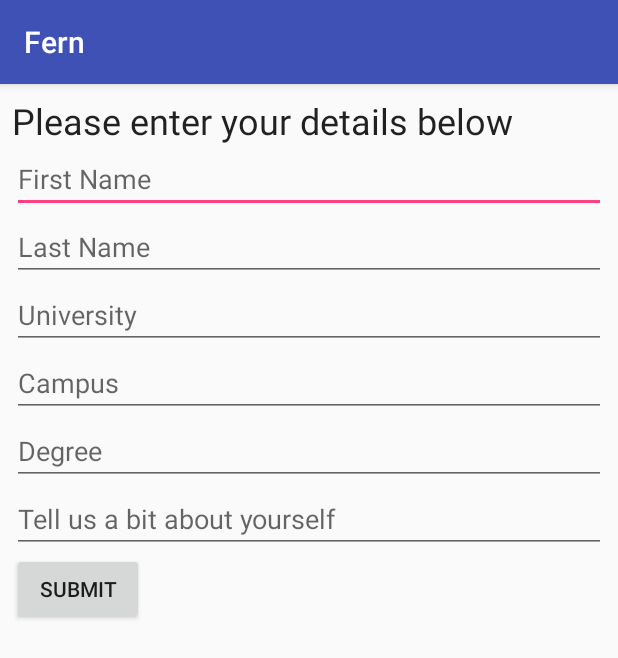
After one commit to sk0g/Fern, an Android app: the CreateProfileActivity screen opened directly, with no data from a screen before it, on a phone screen of 412 x 824 dp. The commit adds this screen. Shown: the top 658 px of the screen. Run offline under Robolectric (Android 15) with nearby library versions, the phone set to English and light mode, and no system bars.

Commit message:
Preliminary work on creating profile

```diff
--- a/app/src/main/AndroidManifest.xml
+++ b/app/src/main/AndroidManifest.xml
@@ -25,6 +25,7 @@
             android:value="@string/google_maps_key" />
 
         <activity android:name=".ProfileActivity" />
+        <activity android:name=".CreateProfileActivity"></activity>
     </application>
 
 </manifest>
--- /dev/null
+++ b/app/src/main/java/com/ymir/fern_app/CreateProfileActivity.kt
@@ -0,0 +1,50 @@
+package com.ymir.fern_app
+
+import android.support.v7.app.AppCompatActivity
+import android.os.Bundle
+import android.view.View
+import android.widget.Button
+import android.widget.EditText
+import com.ymir.fern_app.ActivitySwitcher.switchToProfile
+
+class CreateProfileActivity : AppCompatActivity() {
+
+    private lateinit var mFirstName: EditText
+    private lateinit var mLastName: EditText
+    private lateinit var mUniversity: EditText
+    private lateinit var mCampus: EditText
+    private lateinit var mDegree: EditText
+    private lateinit var mBio: EditText
+    private lateinit var mSubmitButton: Button
+
+    override fun onCreate(savedInstanceState: Bundle?) {
+        super.onCreate(savedInstanceState)
+        setContentView(R.layout.activity_create_profile)
+
+        mFirstName = findViewById(R.id.create_profile_first_name)
+        mLastName = findViewById(R.id.create_profile_last_name)
+        mUniversity = findViewById(R.id.create_profile_university)
+        mCampus = findViewById(R.id.create_profile_campus)
+        mDegree = findViewById(R.id.create_profile_degree)
+        mBio = findViewById(R.id.create_profile_bio)
+
+
+        mSubmitButton = findViewById(R.id.create_profile_submit_button)
+        mSubmitButton.setOnClickListener { view ->
+            submitData(view)
+        }
+    }
+
+    fun submitData(view: View) {
+        val person: Person = Person.getInstance()
+
+        person.firstName = mFirstName.text.toString()
+        person.secondName = mLastName.text.toString()
+        person.university = mUniversity.text.toString()
+        person.campus = mCampus.text.toString()
+        person.degree = mDegree.text.toString()
+        person.bio = mBio.text.toString()
+
+        switchToProfile(applicationContext, view)
+    }
+}
--- a/app/src/main/java/com/ymir/fern_app/Person.java
+++ b/app/src/main/java/com/ymir/fern_app/Person.java
@@ -12,7 +12,6 @@ public class Person {
     private String bio;
     private double longitude;
     private double latitude;
-
 
 
     public int getPersonId() {
@@ -86,4 +85,10 @@ public class Person {
     public void setLatitude(double latitude) {
         this.latitude = latitude;
     }
+
+    private static final Person holder = new Person();
+
+    public static Person getInstance() {
+        return holder;
+    }
 }
--- /dev/null
+++ b/app/src/main/res/layout/activity_create_profile.xml
@@ -0,0 +1,64 @@
+<?xml version="1.0" encoding="utf-8"?>
+<LinearLayout xmlns:android="http://schemas.android.com/apk/res/android"
+    xmlns:app="http://schemas.android.com/apk/res-auto"
+    xmlns:tools="http://schemas.android.com/tools"
+    android:layout_width="match_parent"
+    android:layout_height="match_parent"
+    android:layout_margin="8dp"
+    tools:context=".CreateProfileActivity"
+    android:orientation="vertical">
+
+    <TextView
+        android:layout_width="match_parent"
+        android:layout_height="wrap_content"
+        style="@style/Base.TextAppearance.AppCompat.Headline"
+        android:text="@string/enter_details_prompt"/>
+
+    <EditText
+        android:id="@+id/create_profile_first_name"
+        android:layout_width="match_parent"
+        android:layout_height="wrap_content"
+        android:hint="@string/first_name"
+        android:inputType="textPersonName"/>
+
+    <EditText
+        android:id="@+id/create_profile_last_name"
+        android:layout_width="match_parent"
+        android:layout_height="wrap_content"
+        android:hint="@string/last_name"
+        android:inputType="textPersonName"/>
+
+    <EditText
+        android:id="@+id/create_profile_university"
+        android:layout_width="match_parent"
+        android:layout_height="wrap_content"
+        android:hint="@string/university"
+        android:inputType="text"/>
+
+    <EditText
+        android:id="@+id/create_profile_campus"
+        android:layout_width="match_parent"
+        android:layout_height="wrap_content"
+        android:hint="@string/campus"
+        android:inputType="text"/>
+
+    <EditText
+        android:id="@+id/create_profile_degree"
+        android:layout_width="match_parent"
+        android:layout_height="wrap_content"
+        android:hint="@string/degree"
+        android:inputType="text"/>
+
+    <EditText
+        android:id="@+id/create_profile_bio"
+        android:layout_width="match_parent"
+        android:layout_height="wrap_content"
+        android:hint="@string/bio"
+        android:inputType="text"/>
+
+    <Button
+        android:id="@+id/create_profile_submit_button"
+        android:layout_width="wrap_content"
+        android:layout_height="wrap_content"
+        android:text="@string/submit"/>
+</LinearLayout>
--- a/app/src/main/res/values/strings.xml
+++ b/app/src/main/res/values/strings.xml
@@ -4,4 +4,12 @@
     <string name="profile">PROFILE</string>
     <string name="people">PEOPLE</string>
     <string name="events">EVENTS</string>
+    <string name="enter_details_prompt">Please enter your details below</string>
+    <string name="first_name">First Name</string>
+    <string name="last_name">Last Name</string>
+    <string name="university">University</string>
+    <string name="campus">Campus</string>
+    <string name="degree">Degree</string>
+    <string name="bio">Tell us a bit about yourself</string>
+    <string name="submit">Submit</string>
 </resources>
```
